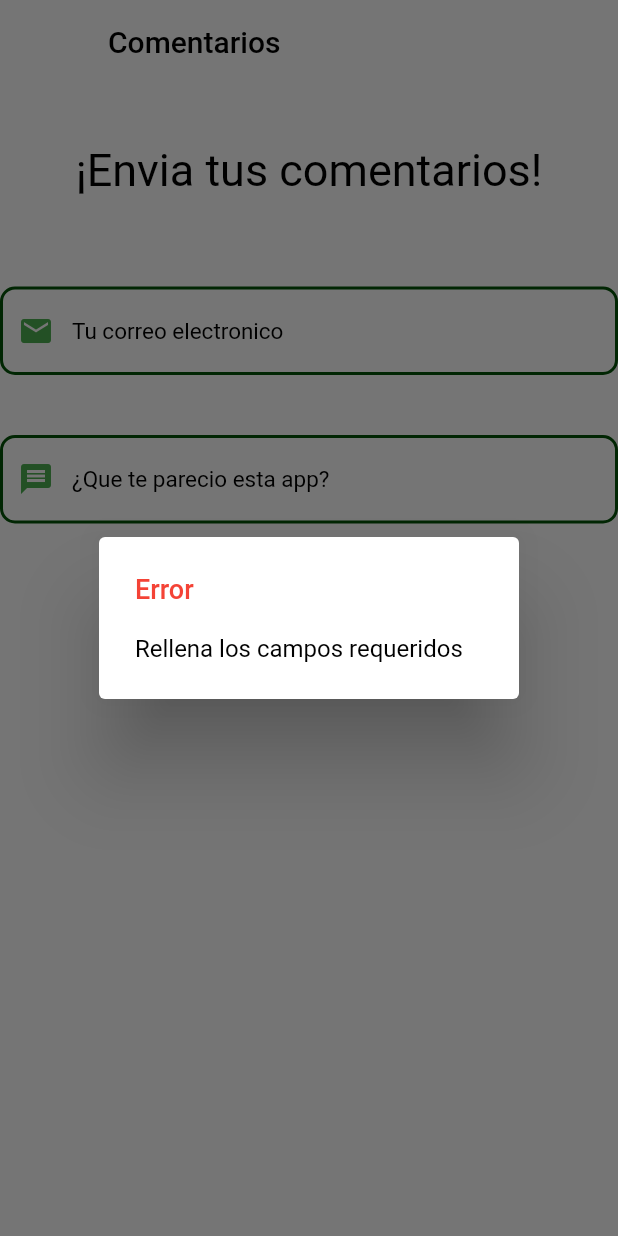
After one commit to Brandonmkmk/aplicacion-riego-inteligente, a Flutter app: the Comentarios screen opened by its route, after a tap on the "send" icon, on a phone screen of 412 x 824 dp. The commit adds this screen. Run offline on Flutter 3.47's test engine with Material 2 defaults, Android fonts, the phone set to English and light mode, and no system bars; our stand-ins replace charts_flutter, cloud_firestore, firebase_auth, firebase_core, firebase_database, font_awesome_flutter; accounts and stored records are empty.

Commit message:
commit de respaldo

```diff
--- /dev/null
+++ b/lib/UI/screens/comentarios.dart
@@ -0,0 +1,137 @@
+import 'package:flutter/material.dart';
+
+class Comentarios extends StatelessWidget {
+  final gmail = TextEditingController();
+  final msj = TextEditingController();
+  String correo = '';
+  String mensaje = '';
+
+  @override
+  Widget build(BuildContext context) {
+    return Scaffold(
+      appBar: AppBar(
+        backgroundColor: Colors.white,
+        elevation: 0,
+        title: const Text(
+          'Comentarios',
+          style: TextStyle(color: Colors.black),
+        ),
+      ),
+      backgroundColor: Colors.white,
+      body: ListView(
+        children: [
+          Column(
+            mainAxisAlignment: MainAxisAlignment.center,
+            children: [
+              Container(
+                margin: const EdgeInsets.only(top: 40),
+                child: const Text(
+                  '¡Envia tus comentarios!',
+                  style: TextStyle(color: Colors.black, fontSize: 30),
+                ),
+              ),
+              Container(
+                  margin: const EdgeInsets.only(top: 60),
+                  child: TextField(
+                    controller: gmail,
+                    decoration: InputDecoration(
+                      prefixIcon: const Icon(
+                        Icons.email,
+                        color: Colors.green,
+                      ),
+                      enabledBorder: OutlineInputBorder(
+                        borderSide: const BorderSide(
+                            color: Color.fromARGB(255, 3, 83, 6), width: 2),
+                        borderRadius: BorderRadius.circular(10),
+                      ),
+                      hintText: 'Tu correo electronico',
+                      hintStyle:
+                          const TextStyle(color: Colors.black, fontSize: 15),
+                    ),
+                    style: const TextStyle(color: Colors.green),
+                  )),
+              Container(
+                  margin: const EdgeInsets.only(top: 40),
+                  child: TextField(
+                    controller: msj,
+                    decoration: InputDecoration(
+                      prefixIcon: const Icon(
+                        Icons.message,
+                        color: Colors.green,
+                      ),
+                      enabledBorder: OutlineInputBorder(
+                        borderSide: const BorderSide(
+                            color: Color.fromARGB(255, 3, 83, 6), width: 2),
+                        borderRadius: BorderRadius.circular(10),
+                      ),
+                      hintText: '¿Que te parecio esta app?',
+                      hintStyle:
+                          const TextStyle(color: Colors.black, fontSize: 15),
+                    ),
+                    style: const TextStyle(color: Colors.green),
+                  )),
+              Container(
+                  margin: const EdgeInsets.only(top: 70),
+                  child: IconButton(
+                      icon: const Icon(Icons.send),
+                      color: Colors.green,
+                      onPressed: () {
+                        correo = gmail.text;
+                        mensaje = msj.text;
+                        if (correo == '' || mensaje == '') {
+                          showDialog(
+                              context: context,
+                              builder: (context) {
+                                return const AlertDialog(
+                                  title: Text(
+                                    'Error',
+                                    style: TextStyle(
+                                        color: Colors.red, fontSize: 18),
+                                  ),
+                                  content: Text(
+                                    'Rellena los campos requeridos',
+                                    style: TextStyle(color: Colors.black),
+                                  ),
+                                );
+                              });
+                        } else if (correo.length <= 10 || mensaje.length <= 3) {
+                          showDialog(
+                              context: context,
+                              builder: (context) {
+                                return const AlertDialog(
+                                  title: Text(
+                                    'Error',
+                                    style: TextStyle(
+                                        color: Colors.red, fontSize: 18),
+                                  ),
+                                  content: Text(
+                                    '¡Algun dato no esta en el formato correcto!',
+                                    style: TextStyle(color: Colors.black),
+                                  ),
+                                );
+                              });
+                        } else {
+                          showDialog(
+                              context: context,
+                              builder: (context) {
+                                return const AlertDialog(
+                                  title: Text(
+                                    'Se envio tu comentario',
+                                    style: TextStyle(
+                                        color: Colors.green, fontSize: 18),
+                                  ),
+                                  content: Text(
+                                    'Tu comentario es fundamental para poder seguir mejorando esta aplicacion.',
+                                    style: TextStyle(color: Colors.black),
+                                  ),
+                                );
+                              });
+                        }
+                      }))
+            ],
+          )
+        ],
+      ),
+    );
+  }
+}
--- a/lib/UI/screens/pantalla_principal.dart
+++ b/lib/UI/screens/pantalla_principal.dart
@@ -1,3 +1,4 @@
+import 'package:aplicacion_riego/UI/screens/comentarios.dart';
 import 'package:aplicacion_riego/UI/views/view_sensores.dart';
 import 'package:aplicacion_riego/UI/views/home_view.dart';
 import 'package:flutter/material.dart';
@@ -15,7 +16,8 @@ class _HomeScreenState extends State<HomeScreen> {
   //estas son las 2 vistas que se quieren mostrar
   final screen = [
     homeView(), //=>ESTA ES LA VISTA PRINCIPAL, POR LA QUE SERA EL INDICE 0
-    configuracionView(), //=>ESTA ES EL INDICE 1
+    configuracionView(),
+    Comentarios() //=>ESTA ES EL INDICE 1
   ];
   @override
   Widget build(BuildContext context) {
@@ -52,6 +54,13 @@ class _HomeScreenState extends State<HomeScreen> {
             ),
             label: 'configuracion de sensores',
           ),
+          BottomNavigationBarItem(
+            icon: Icon(
+              Icons.comment,
+              color: Colors.green,
+            ),
+            label: 'Comentarios',
+          ),
         ],
       ),
     );
--- a/lib/UI/screens/profile_screen.dart
+++ b/lib/UI/screens/profile_screen.dart
@@ -38,7 +38,7 @@ class Perfil extends StatelessWidget {
                     style: TextStyle(color: Colors.black),
                   ),
                   subtitle: const Text(
-                    'nombre.text',
+                    'UTT',
                     style: TextStyle(color: Colors.black),
                   ),
                   leading: const Icon(
--- a/lib/UI/screens/registro_usuario.dart
+++ b/lib/UI/screens/registro_usuario.dart
@@ -183,6 +183,7 @@ class _RegistrarState extends State<Registrar> {
                           });
                     } else {
                       registroUsuario();
+                      Navigator.pushNamed(context, 'inicio');
                       showDialog(
                           context: context,
                           builder: (context) {
@@ -200,6 +201,7 @@ class _RegistrarState extends State<Registrar> {
                               ),
                             );
                           });
+
                       nombre.clear();
                       direccion.clear();
                       telefono.clear();
--- a/lib/UI/views/list_tile_sensores.dart
+++ b/lib/UI/views/list_tile_sensores.dart
@@ -1,9 +1,12 @@
+import 'package:firebase_database/firebase_database.dart';
 import 'package:flutter/material.dart';
 
 class datosSensores extends StatelessWidget {
-  const datosSensores({
+  datosSensores({
     super.key,
   });
+  // final databaseReference = FirebaseDatabase.instance.ref();
+  // final dataReference = FirebaseDatabase.instance.ref().child('dht11-1');
 
   @override
   Widget build(BuildContext context) {
--- a/lib/UI/views/view_sensores.dart
+++ b/lib/UI/views/view_sensores.dart
@@ -31,7 +31,7 @@ class configuracionView extends StatelessWidget {
       body: Center(
         child: ListView(
           children: [
-            const datosSensores(),
+            datosSensores(),
 
             Container(
               margin: const EdgeInsets.only(top: 40),
--- a/lib/main.dart
+++ b/lib/main.dart
@@ -1,4 +1,5 @@
 // import 'package:aplicacion_riego/Resources/connecting_data_base.dart';
+import 'package:aplicacion_riego/UI/screens/comentarios.dart';
 import 'package:aplicacion_riego/UI/screens/edit_profile.dart';
 import 'package:aplicacion_riego/UI/screens/inicio_sesion.dart';
 import 'package:aplicacion_riego/UI/screens/pantalla_principal.dart';
@@ -37,7 +38,8 @@ class MyApp extends StatelessWidget {
         'sensores': (contex) => const configuracionView(),
         'grafica_dht11': (context) => const Sensor1(),
         'grafica_humedad': (context) => const Humedad(),
-        'grafica_aire': (context) => const Aire()
+        'grafica_aire': (context) => const Aire(),
+        'comentarios': (context) => Comentarios(),
       },
     );
   }
--- a/pubspec.yaml
+++ b/pubspec.yaml
@@ -42,8 +42,14 @@ dependencies:
   # The following adds the Cupertino Icons font to your application.
   # Use with the CupertinoIcons class for iOS style icons.
   cupertino_icons: ^1.0.2
+
+
   firebase_core:
   cloud_firestore:
+  firebase_auth:
+  firebase_database: ^10.1.0
+  font_awesome_flutter: ^10.4.0
+
 
 
 dev_dependencies:
```
Also changed, not shown: lib/Models/dht11_data.dart (added, +13 -0 lines), lib/Models/usuarios.dart (deleted, +0 -30 lines), lib/UI/screens/inicio_sesion.dart (+13 -0 lines), lib/UI/screens/pantalla_sensor_1.dart (+28 -71 lines), pubspec.lock, 1 other file.
